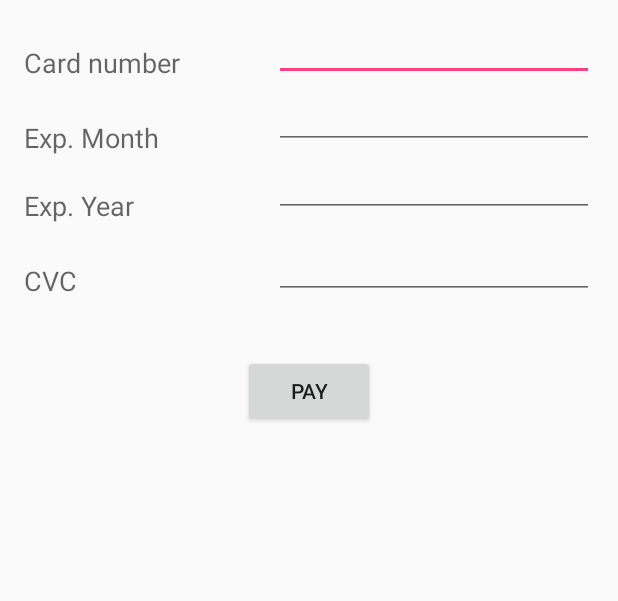
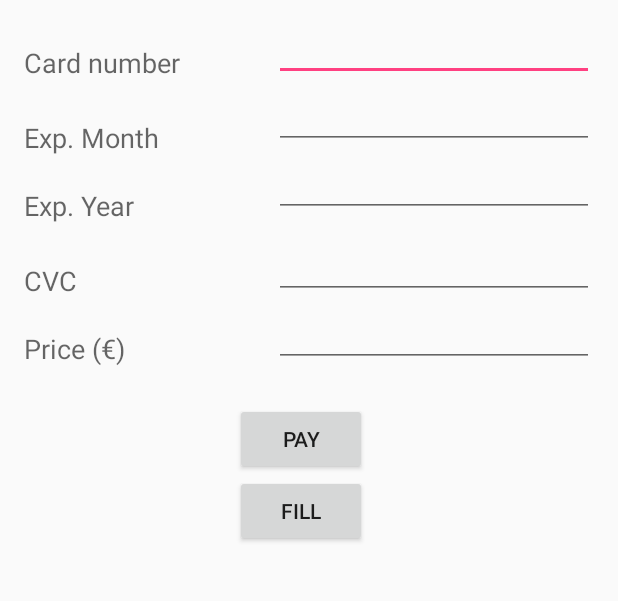
Before and after one commit to jcolladosp/stripe_test_app, an Android app: the screen it shows after launch (MainActivity), on a phone screen of 412 x 824 dp, the part 234-835 px from its top. Run offline under Robolectric (Android 15) with nearby library versions, the phone set to English and light mode, and no system bars; our stand-ins replace ButterKnife, Volley; libraries missing offline, so code that uses them is left out: com.stripe.android, com.stripe.exception.

```diff
--- a/app/build.gradle
+++ b/app/build.gradle
@@ -28,5 +28,6 @@ dependencies {
     compile 'com.jakewharton:butterknife:7.0.1'
     compile 'com.google.code.gson:gson:2.2.4'
     compile 'com.android.support:recyclerview-v7:24.0.0'
+    compile 'com.android.volley:volley:1.0.0'
 
 }
--- a/app/src/main/java/com/jcolladosp/pruebastripe/FourDigitCardFormatWatcher.java
+++ b/app/src/main/java/com/jcolladosp/pruebastripe/FourDigitCardFormatWatcher.java
@@ -10,7 +10,7 @@ import android.text.TextWatcher;
 public class FourDigitCardFormatWatcher implements TextWatcher {
 
     // Change this to what you want... ' ', '-' etc..
-    private static final char space = '-';
+    private static final char space = ' ';
 
     @Override
     public void onTextChanged(CharSequence s, int start, int before, int count) {
--- a/app/src/main/java/com/jcolladosp/pruebastripe/MainActivity.java
+++ b/app/src/main/java/com/jcolladosp/pruebastripe/MainActivity.java
@@ -3,8 +3,8 @@ package com.jcolladosp.pruebastripe;
 import android.content.ContentValues;
 import android.content.Intent;
 import android.database.sqlite.SQLiteDatabase;
+import android.os.Bundle;
 import android.support.v7.app.AppCompatActivity;
-import android.os.Bundle;
 import android.util.Log;
 import android.view.Menu;
 import android.view.MenuInflater;
@@ -14,24 +14,25 @@ import android.widget.Button;
 import android.widget.EditText;
 import android.widget.TextView;
 
-
+import com.android.volley.Request;
+import com.android.volley.Response;
+import com.android.volley.VolleyError;
+import com.android.volley.toolbox.JsonObjectRequest;
+import com.android.volley.toolbox.Volley;
 import com.google.gson.Gson;
 import com.stripe.android.Stripe;
 import com.stripe.android.TokenCallback;
 import com.stripe.android.model.Card;
 import com.stripe.android.model.Token;
 import com.stripe.exception.AuthenticationException;
-import com.stripe.exception.CardException;
-import com.stripe.model.Charge;
 
-import java.util.HashMap;
-import java.util.Map;
+import org.json.JSONException;
+import org.json.JSONObject;
 
 import butterknife.Bind;
 import butterknife.ButterKnife;
 
 public class MainActivity extends AppCompatActivity {
-
 
 
     @Bind(R.id.ed1)
@@ -46,9 +47,14 @@ public class MainActivity extends AppCompatActivity {
     Button b_pay;
     @Bind(R.id.checkTV)
     TextView check;
+    @Bind(R.id.bFill)
+    Button bFill;
+    @Bind(R.id.edPrice)
+    EditText edPrice;
 
     public SQLiteDatabase db;
     public Stripe stripe;
+    public int price;
 
     @Override
     protected void onCreate(Bundle savedInstanceState) {
@@ -62,22 +68,29 @@ public class MainActivity extends AppCompatActivity {
                 saveCreditCard();
             }
         });
-        DBCards cardsDB = new DBCards(this, "DBCards", null, 1);
-        db = cardsDB.getWritableDatabase();
+        bFill.setOnClickListener(new View.OnClickListener() {
+            @Override
+            public void onClick(View view) {
+                fillText();
+            }
+        });
+
 
     }
+
     @Override
     public boolean onCreateOptionsMenu(Menu menu) {
         MenuInflater inflater = getMenuInflater();
         inflater.inflate(R.menu.menu_main, menu);
         return super.onCreateOptionsMenu(menu);
     }
+
     @Override
     public boolean onOptionsItemSelected(MenuItem item) {
 
         super.onOptionsItemSelected(item);
 
-        switch(item.getItemId()){
+        switch (item.getItemId()) {
             case R.id.menu_collection:
                 Intent a = new Intent(this, CollectionActivity.class);
                 startActivity(a);
@@ -93,32 +106,35 @@ public class MainActivity extends AppCompatActivity {
         return creditCard;
 
     }
+
     public void saveCreditCard() {
         String cardnumber = getStringCreditCard();
         Integer exp_month = Integer.parseInt(ed2.getText().toString());
         Integer exp_year = Integer.parseInt(ed3.getText().toString());
         String cvc = ed4.getText().toString();
 
-        Card card = new Card(cardnumber,exp_month,exp_year,cvc);
-       if(card.validateCard() && card.validateCVC() && card.validateExpiryDate()){
-           check.setText("Valid Card");
-           createToken(card);}
+        Card card = new Card(cardnumber, exp_month, exp_year, cvc);
+        if (card.validateCard() && card.validateCVC() && card.validateExpiryDate()) {
+            check.setText("Valid Card");
 
-       else check.setText("Invalid Card");
+            createToken(card);
+        } else check.setText("Invalid Card");
 
 
     }
+
     public void createToken(Card card) {
         try {
 
-             stripe = new Stripe(keys.TEST_KEY);
+            stripe = new Stripe(keys.TEST_PUBLISHABLE_KEY);
 
             stripe.createToken(card,
                     new TokenCallback() {
                         public void onSuccess(Token token) {
                             // Send token to your server
+                            getPrice();
                             storeCard(token);
-                            doCharge(token);
+
                         }
 
                         public void onError(Exception e) {
@@ -128,48 +144,71 @@ public class MainActivity extends AppCompatActivity {
 
                     }
             );
-        }catch(AuthenticationException eAu){Log.e("StripePrueba", "Error in the token", eAu);}
+        } catch (AuthenticationException eAu) {
+            Log.e("StripePrueba", "Error in the token", eAu);
+        }
     }
-    public void doCharge(Token token){
-        // Get the credit card details submitted by the form
 
 
-        // Create the charge on Stripe's servers - this will charge the user's card
+    private void storeCard(Token token) {
+
+        JSONObject body = new JSONObject();
         try {
-            Map<String, Object> chargeParams = new HashMap<>();
-            chargeParams.put("amount", 1000); // amount in cents, again
-            chargeParams.put("currency", "eur");
-            chargeParams.put("source", token);
-            chargeParams.put("description", "Example charge");
-            Map<String, String> initialMetadata = new HashMap<String, String>();
-            initialMetadata.put("order_id", "xd");
-            chargeParams.put("metadata", initialMetadata);
-
-            Charge charge = Charge.create(chargeParams);
-        } catch (Exception e) {
-            Log.e("StripePrueba", "Error in the charge", e);
+            body.put("token", token.getId());
+            body.put("price", price);
+        } catch (JSONException e) {
+            e.printStackTrace();
         }
 
-    }
-    private void storeCard(Token token) {
-        if (db != null) {
+        JsonObjectRequest request = Utils.makeStringRequest(Request.Method.POST,keys.SERVER, body, new Response.Listener<JSONObject>() {
+            @Override
+            public void onResponse(JSONObject response) {
+                Log.d("PAGOS", response.toString());
+            }
+        }, new Response.ErrorListener() {
+            @Override
+            public void onErrorResponse(VolleyError error) {
+                Log.e("PAGOS", error.toString());
+            }
+        }, this);
+        Volley.newRequestQueue(this).add(request);
 
-            ContentValues cv=new ContentValues();
-            cv.put("tokens", tokenToString(token));
+        db = null;
+        try {
+            DBCards cardsDB = new DBCards(this, "DBCards", null, 1);
+            db = cardsDB.getWritableDatabase();
+            synchronized (db) {
+                ContentValues cv = new ContentValues();
+                cv.put("tokens", tokenToString(token));
+                db.insert("Cards", null, cv);
+            }
+        } catch (Exception e) {
+            Log.e("PruebaStripe", "DataBase error");
 
-            db.insert("Cards", null, cv);
-            db.close();
+        } finally {
+            if (db != null && db.isOpen()) {
+                db.close();
+            }
         }
     }
-    public String tokenToString(Token token){
+
+    public void fillText() {
+        ed1.setText("4242424242424242");
+        ed2.setText("12");
+        ed3.setText("19");
+        ed4.setText("123");
+        edPrice.setText("10");
+
+    }
+
+    public void getPrice() {
+        price = Integer.parseInt(edPrice.getText().toString()) * 100;
+    }
+
+    public String tokenToString(Token token) {
         Gson gson = new Gson();
         return gson.toJson(token);
 
     }
 
-    public Token stringToToken(String strin){
-        Gson gson = new Gson();
-        Token token = gson.fromJson(strin, Token.class);
-        return token;
-    }
 }
--- a/app/src/main/res/layout/activity_main.xml
+++ b/app/src/main/res/layout/activity_main.xml
@@ -115,16 +115,47 @@
         android:layout_height="wrap_content"
         android:text="PAY"
         android:id="@+id/b_pay"
-        android:layout_below="@+id/ed4"
-        android:layout_centerHorizontal="true"
-        android:layout_marginTop="37dp" />
+        android:layout_below="@+id/edPrice"
+        android:layout_alignRight="@+id/textView"
+        android:layout_alignEnd="@+id/textView"
+        android:layout_marginTop="24dp" />
 
     <TextView
         android:layout_width="wrap_content"
         android:layout_height="wrap_content"
         android:textAppearance="?android:attr/textAppearanceLarge"
         android:id="@+id/checkTV"
+        android:layout_centerHorizontal="true"
+        android:layout_marginTop="27dp"
+        android:layout_below="@+id/bFill" />
+
+    <Button
+        android:layout_width="wrap_content"
+        android:layout_height="wrap_content"
+        android:text="FILL"
+        android:id="@+id/bFill"
         android:layout_below="@+id/b_pay"
-        android:layout_centerHorizontal="true"
-        android:layout_marginTop="27dp" />
+        android:layout_alignLeft="@+id/b_pay"
+        android:layout_alignStart="@+id/b_pay" />
+
+    <EditText
+        android:layout_width="wrap_content"
+        android:layout_height="wrap_content"
+        android:inputType="number"
+        android:ems="10"
+        android:id="@+id/edPrice"
+        android:maxLength="3"
+        android:layout_below="@+id/ed4"
+        android:layout_alignLeft="@+id/ed4"
+        android:layout_alignStart="@+id/ed4" />
+
+    <TextView
+        android:layout_width="wrap_content"
+        android:layout_height="wrap_content"
+        android:textAppearance="?android:attr/textAppearanceMedium"
+        android:text="Price (€)"
+        android:id="@+id/textView6"
+        android:layout_above="@+id/b_pay"
+        android:layout_alignParentLeft="true"
+        android:layout_alignParentStart="true" />
 </RelativeLayout>
--- /dev/null
+++ b/commons-io-2.5/build.gradle
@@ -0,0 +1,2 @@
+configurations.maybeCreate("default")
+artifacts.add("default", file('commons-io-2.5.jar'))
```
Also changed, not shown: app/src/main/java/com/jcolladosp/pruebastripe/Utils.java (added, +55 -0 lines), 1 other file.
